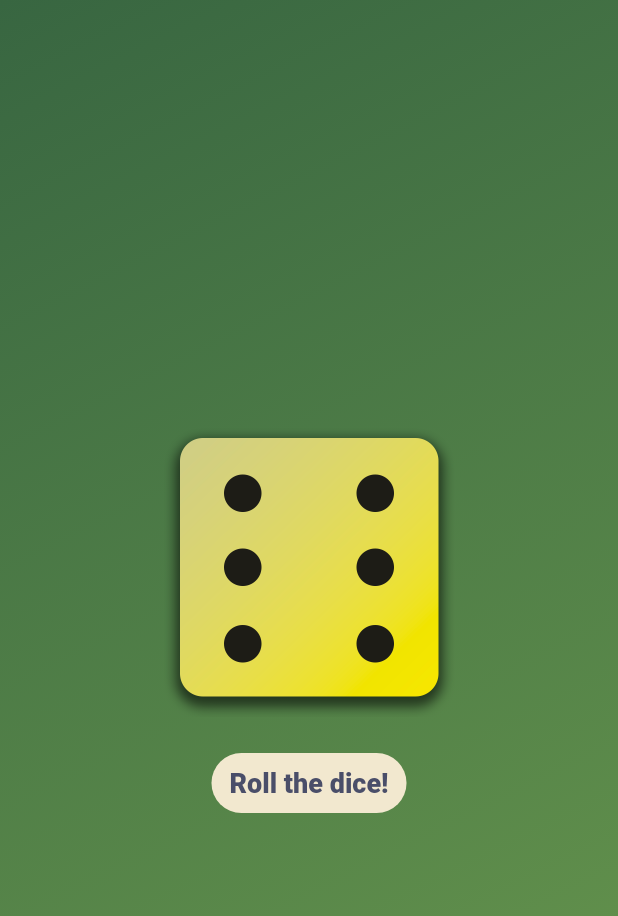
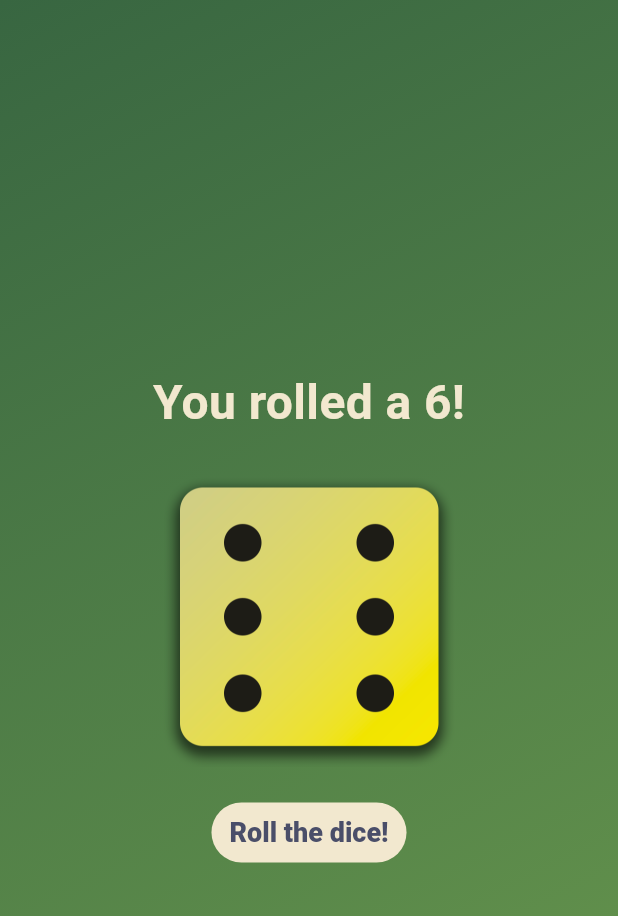
Before and after one commit to yaboidimsum/flutter_study, a Flutter app: the screen it shows after launch, after a tap on "Roll the dice!", on a phone screen of 412 x 824 dp. Shown: the top 916 px of the screen. Run offline on Flutter 3.47's test engine with Material 3 defaults, Android fonts, the phone set to English and light mode, and no system bars.

Commit message:
fix: bug on the roller

```diff
--- a/flutter_projects/roll_dice_app/lib/dice_roller.dart
+++ b/flutter_projects/roll_dice_app/lib/dice_roller.dart
@@ -28,6 +28,14 @@ class _DiceRollerState extends State<DiceRoller> {
       mainAxisSize: MainAxisSize
           .min, // Align the children to the center, the column will take the minimum height
       children: [
+        Text(
+          "You rolled a $currentDiceRoll!",
+          style: const TextStyle(
+              fontSize: 32,
+              color: Color(0xfff2e8cf),
+              fontWeight: FontWeight.w600),
+        ),
+        const SizedBox(height: 20),
         Image.asset(
           'assets/images/dice-$currentDiceRoll.png',
           width: 200,
```
